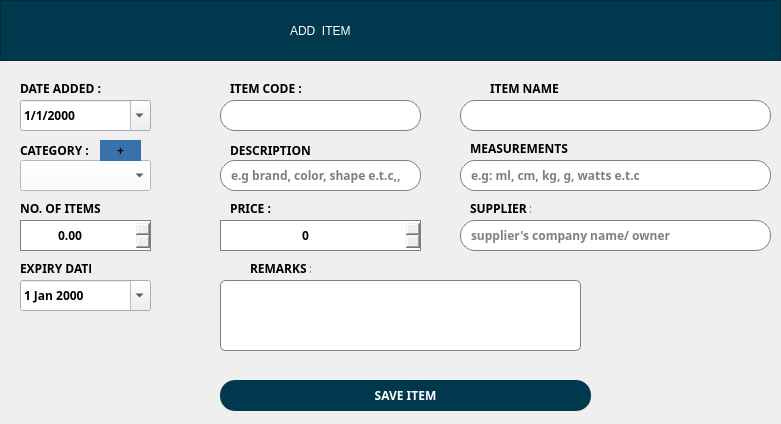
Before: the Qt Designer form AddStock.ui in codydon/shopify, drawn with Qt 5.
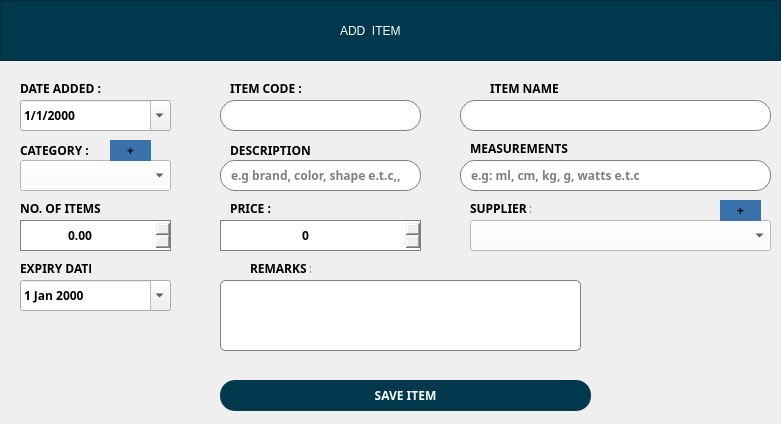
After: the same form once the commit is applied.

Diff of the .ui file:
```diff
--- a/AddStock.ui
+++ b/AddStock.ui
@@ -232,28 +232,12 @@
     <string notr="true"/>
    </property>
   </widget>
-  <widget class="QLineEdit" name="lineEdit_6">
-   <property name="geometry">
-    <rect>
-     <x>460</x>
-     <y>220</y>
-     <width>311</width>
-     <height>31</height>
-    </rect>
-   </property>
-   <property name="styleSheet">
-    <string notr="true"/>
-   </property>
-   <property name="placeholderText">
-    <string>supplier's company name/ owner</string>
-   </property>
-  </widget>
   <widget class="QDateEdit" name="dateEdit">
    <property name="geometry">
     <rect>
      <x>20</x>
      <y>100</y>
-     <width>131</width>
+     <width>151</width>
      <height>31</height>
     </rect>
    </property>
@@ -282,7 +266,7 @@
     <rect>
      <x>20</x>
      <y>280</y>
-     <width>131</width>
+     <width>151</width>
      <height>31</height>
     </rect>
    </property>
@@ -298,7 +282,7 @@
     <rect>
      <x>20</x>
      <y>220</y>
-     <width>131</width>
+     <width>151</width>
      <height>31</height>
     </rect>
    </property>
@@ -410,7 +394,7 @@
    <widget class="QLabel" name="label">
     <property name="geometry">
      <rect>
-      <x>290</x>
+      <x>340</x>
       <y>20</y>
       <width>81</width>
       <height>21</height>
@@ -488,7 +472,7 @@
     <rect>
      <x>20</x>
      <y>160</y>
-     <width>131</width>
+     <width>151</width>
      <height>31</height>
     </rect>
    </property>
@@ -553,7 +537,7 @@
   <widget class="QPushButton" name="pushButton_3">
    <property name="geometry">
     <rect>
-     <x>100</x>
+     <x>110</x>
      <y>140</y>
      <width>41</width>
      <height>21</height>
@@ -578,6 +562,50 @@
     <string>+</string>
    </property>
   </widget>
+  <widget class="QComboBox" name="comboBox_2">
+   <property name="geometry">
+    <rect>
+     <x>470</x>
+     <y>220</y>
+     <width>301</width>
+     <height>31</height>
+    </rect>
+   </property>
+   <property name="cursor">
+    <cursorShape>PointingHandCursor</cursorShape>
+   </property>
+   <property name="styleSheet">
+    <string notr="true">background-color: rgb(255, 255, 255);</string>
+   </property>
+  </widget>
+  <widget class="QPushButton" name="pushButton_4">
+   <property name="geometry">
+    <rect>
+     <x>720</x>
+     <y>200</y>
+     <width>41</width>
+     <height>21</height>
+    </rect>
+   </property>
+   <property name="cursor">
+    <cursorShape>PointingHandCursor</cursorShape>
+   </property>
+   <property name="toolTip">
+    <string>click to add new category</string>
+   </property>
+   <property name="styleSheet">
+    <string notr="true">QPushButton{
+border:none;
+	background-color: rgb(57, 114, 171);
+}
+QPushButton:hover{
+background-color: rgb(85, 170, 255);
+}</string>
+   </property>
+   <property name="text">
+    <string>+</string>
+   </property>
+  </widget>
  </widget>
  <tabstops>
   <tabstop>dateEdit</tabstop>
```
Left out of the diff: 24 changed lines with no effect on the pictures.
